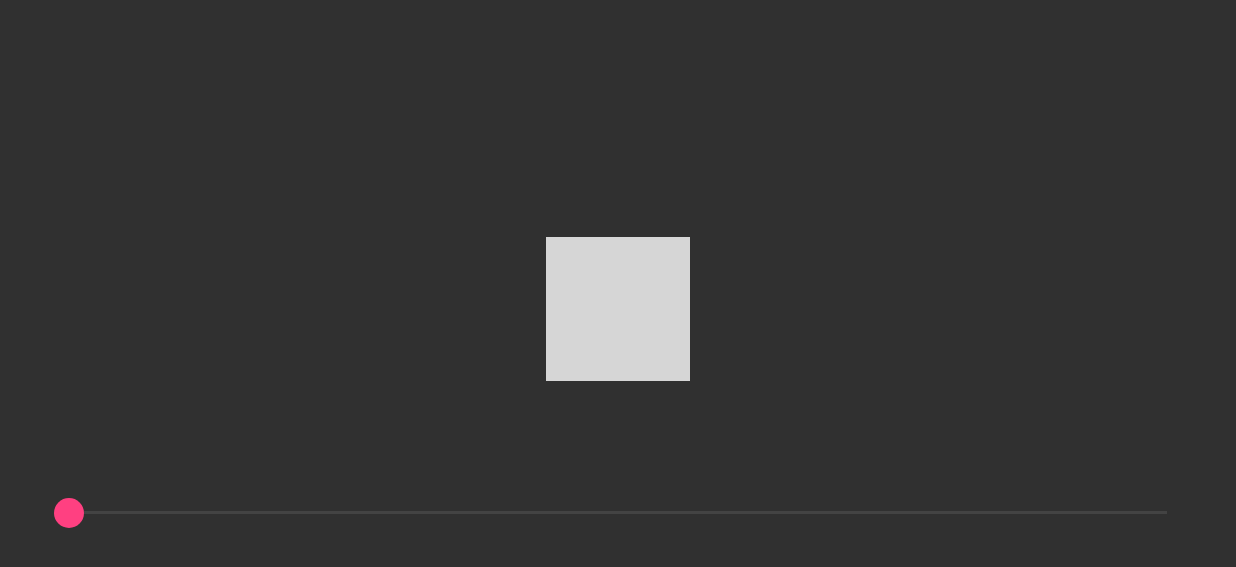
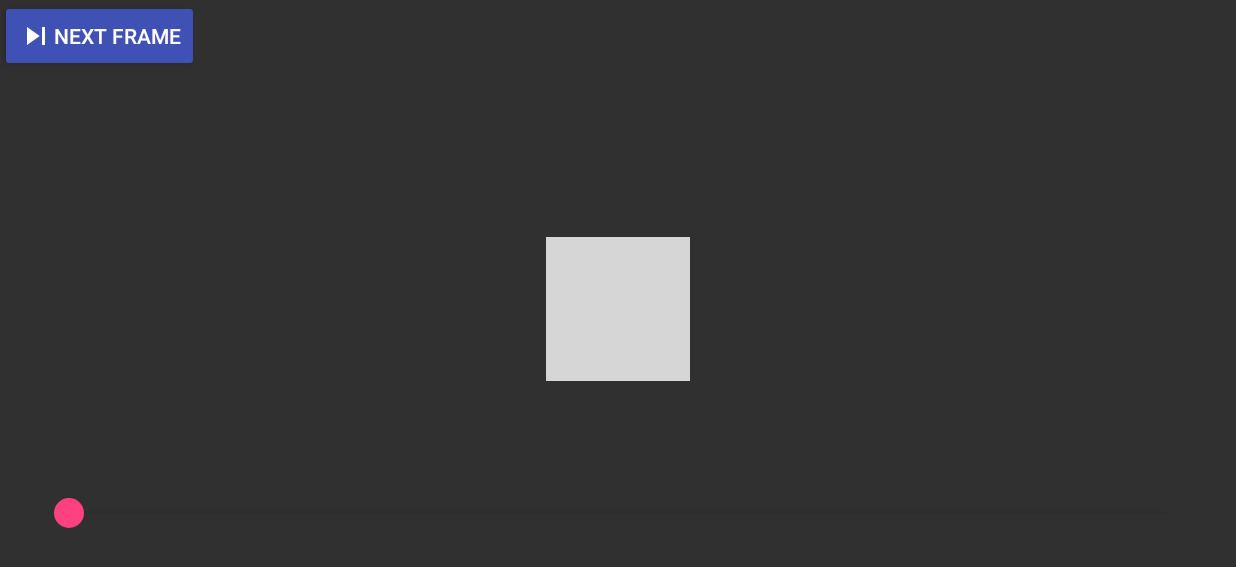
Before and after one commit to matthewn4444/VPlayer_lib2, an Android app: the screen it shows after launch (MainActivity), on a phone screen of 824 x 412 dp (held sideways). Shown: the top 567 px of the screen. Run offline under Robolectric (Android 15) with nearby library versions, the phone set to English and light mode, and no system bars; 6 statements that could not run were skipped; grey boxes are pictures that could not be loaded.

Commit message:
Added and implemented framestep button
Framestep will pause the video and step through each frame with audio
muted. When played, it will resume as normal.

```diff
--- a/VPlayerExample/src/main/java/com/matthewn4444/vplayerexample/MainActivity.java
+++ b/VPlayerExample/src/main/java/com/matthewn4444/vplayerexample/MainActivity.java
@@ -5,6 +5,7 @@ import android.os.Environment;
 import android.support.annotation.NonNull;
 import android.support.v4.content.ContextCompat;
 import android.view.View;
+import android.widget.Button;
 import android.widget.ImageButton;
 import android.widget.SeekBar;
 import android.widget.Toast;
@@ -20,6 +21,7 @@ public class MainActivity extends BaseActivity {
     private VPlayerView mVideoView;
     private ImageButton mPausePlay;
     private SeekBar mSeekBar;
+    private Button mNextFrameButton;
 
     private boolean mPausedBeforeLeave;
 
@@ -30,6 +32,7 @@ public class MainActivity extends BaseActivity {
         mVideoView = findViewById(R.id.video);
         mPausePlay = findViewById(R.id.pauseplay);
         mSeekBar = findViewById(R.id.seekbar);
+        mNextFrameButton = findViewById(R.id.next_frame_button);
         mVideoView.setListener(new VPlayerListener() {
             @Override
             public void onMetadataReady(@NonNull Map<String, String>[] metadataList) {
@@ -109,6 +112,15 @@ public class MainActivity extends BaseActivity {
             }
         });
         mSeekBar.setEnabled(false);
+
+        mNextFrameButton.setOnClickListener(new View.OnClickListener() {
+            @Override
+            public void onClick(View v) {
+                mVideoView.frameStep();
+            }
+        });
+
+        mVideoView.seek(362049);
     }
 
     @Override
--- /dev/null
+++ b/VPlayerExample/src/main/res/drawable/ic_skip_next_black_24dp.xml
@@ -0,0 +1,5 @@
+<vector android:height="24dp" android:tint="#FFFFFF"
+    android:viewportHeight="24.0" android:viewportWidth="24.0"
+    android:width="24dp" xmlns:android="http://schemas.android.com/apk/res/android">
+    <path android:fillColor="#FF000000" android:pathData="M6,18l8.5,-6L6,6v12zM16,6v12h2V6h-2z"/>
+</vector>
--- a/VPlayerExample/src/main/res/layout/activity_main.xml
+++ b/VPlayerExample/src/main/res/layout/activity_main.xml
@@ -1,5 +1,6 @@
 <?xml version="1.0" encoding="utf-8"?>
 <FrameLayout xmlns:android="http://schemas.android.com/apk/res/android"
+    android:theme="@style/AppTheme"
     android:layout_width="match_parent"
     android:layout_height="match_parent">
 
@@ -7,6 +8,22 @@
         android:id="@+id/video"
         android:layout_width="match_parent"
         android:layout_height="match_parent"/>
+
+    <LinearLayout
+        android:id="@+id/top_controls_layout"
+        android:orientation="horizontal"
+        android:layout_width="match_parent"
+        android:layout_height="wrap_content">
+
+        <Button
+            android:id="@+id/next_frame_button"
+            android:drawableStart="@drawable/ic_skip_next_black_24dp"
+            android:text="@string/media_controls_next_frame"
+            android:contentDescription="@string/media_controls_next_frame"
+            android:layout_width="wrap_content"
+            android:layout_height="wrap_content" />
+
+    </LinearLayout>
 
     <ImageButton
         android:id="@+id/pauseplay"
--- a/VPlayerExample/src/main/res/values/strings.xml
+++ b/VPlayerExample/src/main/res/values/strings.xml
@@ -1,3 +1,6 @@
 <resources>
     <string name="app_name">VPlayerExample</string>
+
+    <!-- Controls -->
+    <string name="media_controls_next_frame">Next Frame</string>
 </resources>
--- a/VPlayerExample/src/main/res/values/styles.xml
+++ b/VPlayerExample/src/main/res/values/styles.xml
@@ -1,11 +1,18 @@
 <resources>
 
     <!-- Base application theme. -->
-    <style name="AppTheme" parent="Theme.AppCompat.Light.DarkActionBar">
+    <style name="AppTheme" parent="ThemeOverlay.AppCompat.Light">
         <!-- Customize your theme here. -->
         <item name="colorPrimary">@color/colorPrimary</item>
         <item name="colorPrimaryDark">@color/colorPrimaryDark</item>
         <item name="colorAccent">@color/colorAccent</item>
+
+        <item name="colorButtonNormal">@color/colorPrimary</item>
+        <item name="buttonStyle">@style/AppTheme.Button</item>
+    </style>
+
+    <style name="AppTheme.Button" parent="Base.Widget.AppCompat.Button">
+        <item name="android:textColor">@android:color/white</item>
     </style>
 
 </resources>
--- a/VPlayerLibrary2/src/main/java/com/matthewn4444/vplayerlibrary2/VPlayer2NativeController.java
+++ b/VPlayerLibrary2/src/main/java/com/matthewn4444/vplayerlibrary2/VPlayer2NativeController.java
@@ -318,6 +318,8 @@ public class VPlayer2NativeController {
 
     native void nativeSeek(long positionMill);
 
+    native void nativeFrameStep();
+
     native void nativeSetDefaultSubtitleFont(String fontPath, String fontFamily);
 
     native void nativeRenderLastFrame();
--- a/VPlayerLibrary2/src/main/java/com/matthewn4444/vplayerlibrary2/VPlayerView.java
+++ b/VPlayerLibrary2/src/main/java/com/matthewn4444/vplayerlibrary2/VPlayerView.java
@@ -121,6 +121,10 @@ public class VPlayerView extends FrameLayout {
         mController.nativeSeek(positionMill);
     }
 
+    public void frameStep() {
+        mController.nativeFrameStep();
+    }
+
     public void play() {
         // Play when the surfaces are ready otherwise we will have dropped frames
         if (mVideoSurfaceCreated && mSubtitleSurfaceCreated) {
```
Also changed, not shown: 7 other files.
